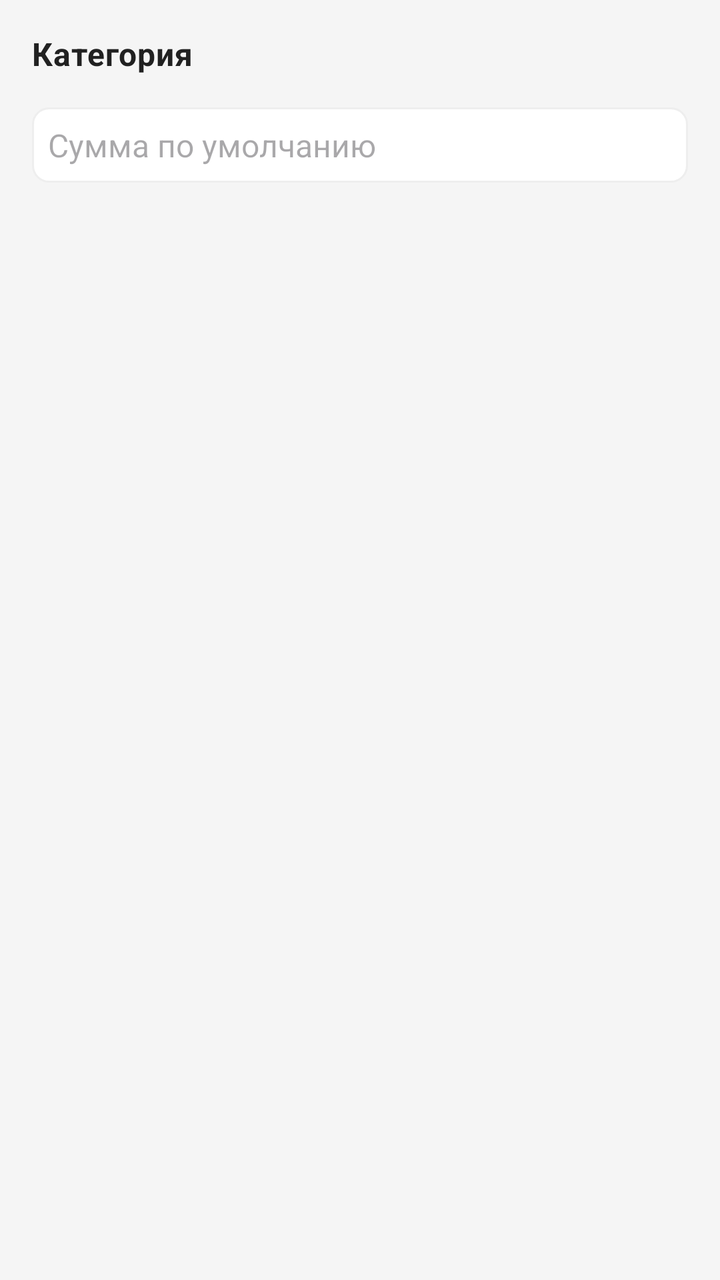
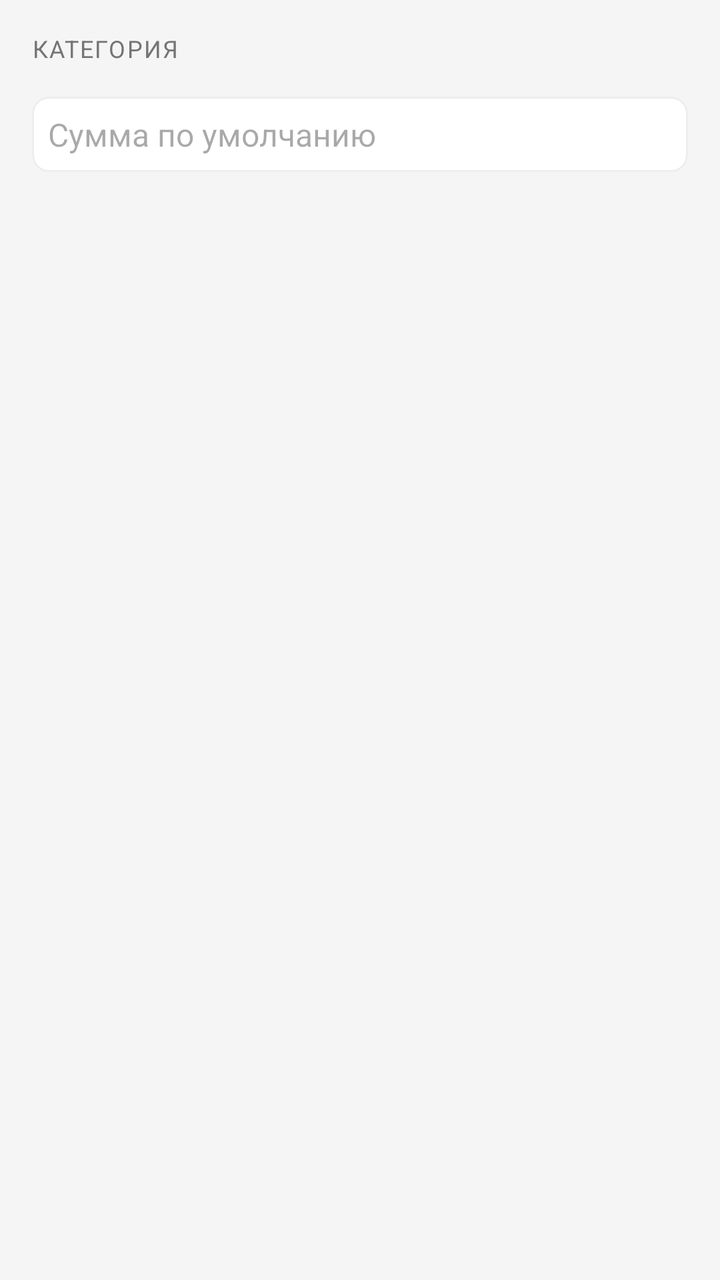

An Android layout rendered at two revisions. The XML below is the earlier revision; the diff shows what the commit changed to produce the second picture.
<!-- AndroidManifest.xml: application theme Theme.MyBudget -->
<!-- res/layout/dialog_set_default_amount.xml -->
<?xml version="1.0" encoding="utf-8"?>
<LinearLayout xmlns:android="http://schemas.android.com/apk/res/android"
    android:orientation="vertical"
    android:padding="@dimen/space_16"
    android:layout_width="match_parent"
    android:layout_height="wrap_content">
    <TextView
        android:id="@+id/categoryName"
        android:layout_width="match_parent"
        android:layout_height="wrap_content"
        android:layout_marginBottom="@dimen/space_16"
        android:text="@string/default_amount_category_label"
        style="@style/Text.MyBudget.Section"/>
    <EditText
        android:textSize="16sp"
        android:textColor="@color/text_primary"
        android:id="@+id/amountInput"
        android:background="@drawable/edittext_border"
        android:padding="@dimen/space_8"
        android:layout_width="match_parent"
        android:layout_height="wrap_content"
        android:hint="@string/default_amount_value_hint"
        android:inputType="numberDecimal"/>
</LinearLayout>
<!-- resources referenced by this layout -->
<resources>
  <color name="text_primary">#212121</color>
  <dimen name="space_16">16dp</dimen>
  <dimen name="space_8">8dp</dimen>
  <!-- drawable edittext_border (drawable) -->
  <?xml version="1.0" encoding="utf-8"?>
  <shape xmlns:android="http://schemas.android.com/apk/res/android">
      <solid android:color="@color/card_background_white"/>
      <stroke
          android:width="1dp"
          android:color="@color/border_light"/>
      <corners android:radius="@dimen/radius_8"/>
  </shape>
  <string name="default_amount_category_label">Категория</string>
  <string name="default_amount_value_hint">Сумма по умолчанию</string>
  <style name="Text.MyBudget.Section" parent="@style/Text.MyBudget">
      <item name="android:textSize">16sp</item>
      <item name="android:textStyle">bold</item>
      <item name="android:textColor">@color/text_primary</item>
    </style>
  <style name="Theme.MyBudget" parent="@style/Base.Theme.MyBudget" />
  <color name="card_background_white">#ffffff</color>
  <color name="border_light">#eeeeee</color>
  <dimen name="radius_8">8dp</dimen>
  <style name="Text.MyBudget" parent="@style/TextAppearance.Material3.BodyMedium" />
  <style name="Base.Theme.MyBudget" parent="@style/Theme.Material3.DayNight.NoActionBar">
      <item name="android:colorBackground">@color/background_light</item>
      <item name="colorOnPrimary">@color/md_theme_onPrimary</item>
      <item name="colorOnSurface">@color/md_theme_onSurface</item>
      <item name="colorOutline">@color/md_theme_outline</item>
      <item name="colorPrimary">@color/md_theme_primary</item>
      <item name="colorSurface">@color/md_theme_surface</item>
      <item name="colorSurfaceVariant">@color/md_theme_surfaceVariant</item>
    </style>
  <color name="background_light">#f5f5f5</color>
  <color name="md_theme_onPrimary">#ffffff</color>
  <color name="md_theme_onSurface">#1d1b20</color>
  <color name="md_theme_outline">#79747e</color>
  <color name="md_theme_primary">#6750a4</color>
  <color name="md_theme_surface">#ffffff</color>
  <color name="md_theme_surfaceVariant">#e7e0ec</color>
</resources>

<!-- the commit's change to res/layout/dialog_set_default_amount.xml (unified diff, before → after) -->
@@ -10,7 +10,7 @@
         android:layout_height="wrap_content"
         android:layout_marginBottom="@dimen/space_16"
         android:text="@string/default_amount_category_label"
-        style="@style/Text.MyBudget.Section"/>
+    style="@style/Text.MyBudget.SectionLabel"/>
     <EditText
         android:textSize="16sp"
         android:textColor="@color/text_primary"
<!-- resource entries referenced after the edit -->
@@ -14,16 +14,18 @@
   </shape>
   <string name="default_amount_category_label">Категория</string>
   <string name="default_amount_value_hint">Сумма по умолчанию</string>
-  <style name="Text.MyBudget.Section" parent="@style/Text.MyBudget">
-      <item name="android:textSize">16sp</item>
-      <item name="android:textStyle">bold</item>
-      <item name="android:textColor">@color/text_primary</item>
+  <style name="Text.MyBudget.SectionLabel" parent="@style/Text.MyBudget">
+      <item name="android:textSize">12sp</item>
+      <item name="android:textColor">@color/text_secondary</item>
+      <item name="android:textAllCaps">true</item>
+      <item name="android:letterSpacing">0.06</item>
     </style>
   <style name="Theme.MyBudget" parent="@style/Base.Theme.MyBudget" />
   <color name="card_background_white">#ffffff</color>
   <color name="border_light">#eeeeee</color>
   <dimen name="radius_8">8dp</dimen>
   <style name="Text.MyBudget" parent="@style/TextAppearance.Material3.BodyMedium" />
+  <color name="text_secondary">#757575</color>
   <style name="Base.Theme.MyBudget" parent="@style/Theme.Material3.DayNight.NoActionBar">
       <item name="android:colorBackground">@color/background_light</item>
       <item name="colorOnPrimary">@color/md_theme_onPrimary</item>
